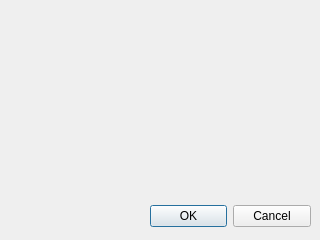
First picture: the form in IsraelEthanTaehgCS106point2/addbook.ui, repository israelBlackyb/IETMCS106.2, before the edit.
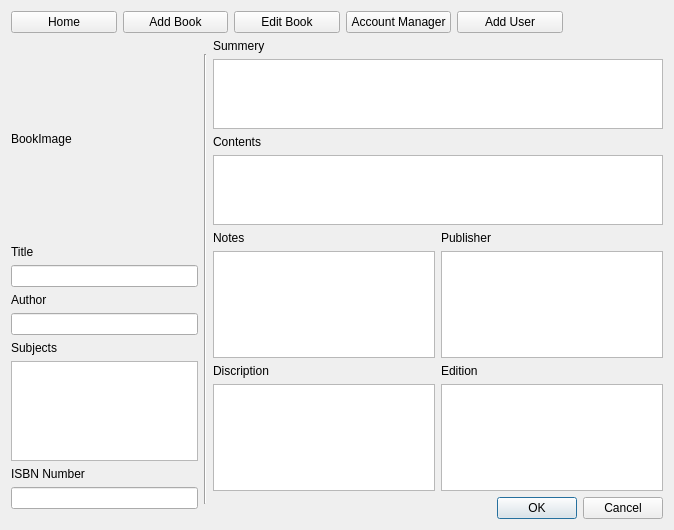
Second picture: the form after the edit.

Patch:
```diff
--- a/IsraelEthanTaehgCS106point2/addbook.ui
+++ b/IsraelEthanTaehgCS106point2/addbook.ui
@@ -6,40 +6,282 @@
    <rect>
     <x>0</x>
     <y>0</y>
-    <width>320</width>
-    <height>240</height>
+    <width>674</width>
+    <height>530</height>
    </rect>
   </property>
   <property name="windowTitle">
    <string>Dialog</string>
   </property>
-  <widget class="QDialogButtonBox" name="buttonBox">
-   <property name="geometry">
-    <rect>
-     <x>150</x>
-     <y>200</y>
-     <width>161</width>
-     <height>32</height>
-    </rect>
-   </property>
-   <property name="orientation">
-    <enum>Qt::Horizontal</enum>
-   </property>
-   <property name="standardButtons">
-    <set>QDialogButtonBox::Cancel|QDialogButtonBox::Ok</set>
-   </property>
-  </widget>
-  <widget class="QWidget" name="horizontalLayoutWidget">
-   <property name="geometry">
-    <rect>
-     <x>20</x>
-     <y>10</y>
-     <width>291</width>
-     <height>80</height>
-    </rect>
-   </property>
-   <layout class="QHBoxLayout" name="horizontalLayout"/>
-  </widget>
+  <layout class="QVBoxLayout" name="verticalLayout">
+   <item>
+    <layout class="QHBoxLayout" name="horizontalLayout">
+     <item>
+      <widget class="QPushButton" name="pushButton_2">
+       <property name="text">
+        <string>Home</string>
+       </property>
+      </widget>
+     </item>
+     <item>
+      <widget class="QPushButton" name="pushButton_5">
+       <property name="text">
+        <string>Add Book</string>
+       </property>
+      </widget>
+     </item>
+     <item>
+      <widget class="QPushButton" name="pushButton_4">
+       <property name="text">
+        <string>Edit Book</string>
+       </property>
+      </widget>
+     </item>
+     <item>
+      <widget class="QPushButton" name="pushButton_3">
+       <property name="text">
+        <string>Account Manager</string>
+       </property>
+      </widget>
+     </item>
+     <item>
+      <widget class="QPushButton" name="pushButton">
+       <property name="text">
+        <string>Add User</string>
+       </property>
+      </widget>
+     </item>
+     <item>
+      <spacer name="horizontalSpacer">
+       <property name="orientation">
+        <enum>Qt::Horizontal</enum>
+       </property>
+       <property name="sizeType">
+        <enum>QSizePolicy::Maximum</enum>
+       </property>
+       <property name="sizeHint" stdset="0">
+        <size>
+         <width>100</width>
+         <height>20</height>
+        </size>
+       </property>
+      </spacer>
+     </item>
+    </layout>
+   </item>
+   <item>
+    <layout class="QHBoxLayout" name="horizontalLayout_2">
+     <item>
+      <layout class="QVBoxLayout" name="verticalLayout_2">
+       <item>
+        <widget class="QLabel" name="label">
+         <property name="minimumSize">
+          <size>
+           <width>20</width>
+           <height>200</height>
+          </size>
+         </property>
+         <property name="baseSize">
+          <size>
+           <width>0</width>
+           <height>0</height>
+          </size>
+         </property>
+         <property name="text">
+          <string>BookImage</string>
+         </property>
+        </widget>
+       </item>
+       <item>
+        <widget class="QLabel" name="label_2">
+         <property name="text">
+          <string>Title</string>
+         </property>
+        </widget>
+       </item>
+       <item>
+        <widget class="QLineEdit" name="lineEdit"/>
+       </item>
+       <item>
+        <widget class="QLabel" name="label_9">
+         <property name="text">
+          <string>Author</string>
+         </property>
+        </widget>
+       </item>
+       <item>
+        <widget class="QLineEdit" name="lineEdit_2"/>
+       </item>
+       <item>
+        <widget class="QLabel" name="label_10">
+         <property name="text">
+          <string>Subjects</string>
+         </property>
+        </widget>
+       </item>
+       <item>
+        <widget class="QTextEdit" name="textEdit_4"/>
+       </item>
+       <item>
+        <widget class="QLabel" name="label_11">
+         <property name="text">
+          <string>ISBN Number</string>
+         </property>
+        </widget>
+       </item>
+       <item>
+        <widget class="QLineEdit" name="lineEdit_3"/>
+       </item>
+       <item>
+        <spacer name="verticalSpacer_2">
+         <property name="orientation">
+          <enum>Qt::Vertical</enum>
+         </property>
+         <property name="sizeType">
+          <enum>QSizePolicy::MinimumExpanding</enum>
+         </property>
+         <property name="sizeHint" stdset="0">
+          <size>
+           <width>20</width>
+           <height>10</height>
+          </size>
+         </property>
+        </spacer>
+       </item>
+      </layout>
+     </item>
+     <item>
+      <layout class="QVBoxLayout" name="verticalLayout_7">
+       <item>
+        <spacer name="verticalSpacer_3">
+         <property name="orientation">
+          <enum>Qt::Vertical</enum>
+         </property>
+         <property name="sizeType">
+          <enum>QSizePolicy::Maximum</enum>
+         </property>
+         <property name="sizeHint" stdset="0">
+          <size>
+           <width>1</width>
+           <height>15</height>
+          </size>
+         </property>
+        </spacer>
+       </item>
+       <item>
+        <widget class="Line" name="line">
+         <property name="orientation">
+          <enum>Qt::Vertical</enum>
+         </property>
+        </widget>
+       </item>
+       <item>
+        <spacer name="verticalSpacer">
+         <property name="orientation">
+          <enum>Qt::Vertical</enum>
+         </property>
+         <property name="sizeType">
+          <enum>QSizePolicy::Maximum</enum>
+         </property>
+         <property name="sizeHint" stdset="0">
+          <size>
+           <width>1</width>
+           <height>15</height>
+          </size>
+         </property>
+        </spacer>
+       </item>
+      </layout>
+     </item>
+     <item>
+      <layout class="QVBoxLayout" name="verticalLayout_3">
+       <item>
+        <widget class="QLabel" name="label_3">
+         <property name="text">
+          <string>Summery</string>
+         </property>
+        </widget>
+       </item>
+       <item>
+        <widget class="QTextEdit" name="textEdit"/>
+       </item>
+       <item>
+        <widget class="QLabel" name="label_4">
+         <property name="text">
+          <string>Contents</string>
+         </property>
+        </widget>
+       </item>
+       <item>
+        <widget class="QTextEdit" name="textEdit_2"/>
+       </item>
+       <item>
+        <layout class="QHBoxLayout" name="horizontalLayout_3">
+         <item>
+          <layout class="QVBoxLayout" name="verticalLayout_5">
+           <item>
+            <widget class="QLabel" name="label_5">
+             <property name="text">
+              <string>Notes</string>
+             </property>
+            </widget>
+           </item>
+           <item>
+            <widget class="QTextEdit" name="textEdit_3"/>
+           </item>
+           <item>
+            <widget class="QLabel" name="label_8">
+             <property name="text">
+              <string>Discription</string>
+             </property>
+            </widget>
+           </item>
+           <item>
+            <widget class="QTextBrowser" name="textBrowser_2"/>
+           </item>
+          </layout>
+         </item>
+         <item>
+          <layout class="QVBoxLayout" name="verticalLayout_4">
+           <item>
+            <widget class="QLabel" name="label_6">
+             <property name="text">
+              <string>Publisher</string>
+             </property>
+            </widget>
+           </item>
+           <item>
+            <widget class="QTextBrowser" name="textBrowser"/>
+           </item>
+           <item>
+            <widget class="QLabel" name="label_7">
+             <property name="text">
+              <string>Edition</string>
+             </property>
+            </widget>
+           </item>
+           <item>
+            <widget class="QTextBrowser" name="textBrowser_3"/>
+           </item>
+          </layout>
+         </item>
+        </layout>
+       </item>
+       <item>
+        <widget class="QDialogButtonBox" name="buttonBox">
+         <property name="orientation">
+          <enum>Qt::Horizontal</enum>
+         </property>
+         <property name="standardButtons">
+          <set>QDialogButtonBox::Cancel|QDialogButtonBox::Ok</set>
+         </property>
+        </widget>
+       </item>
+      </layout>
+     </item>
+    </layout>
+   </item>
+  </layout>
  </widget>
  <resources/>
  <connections>
```
